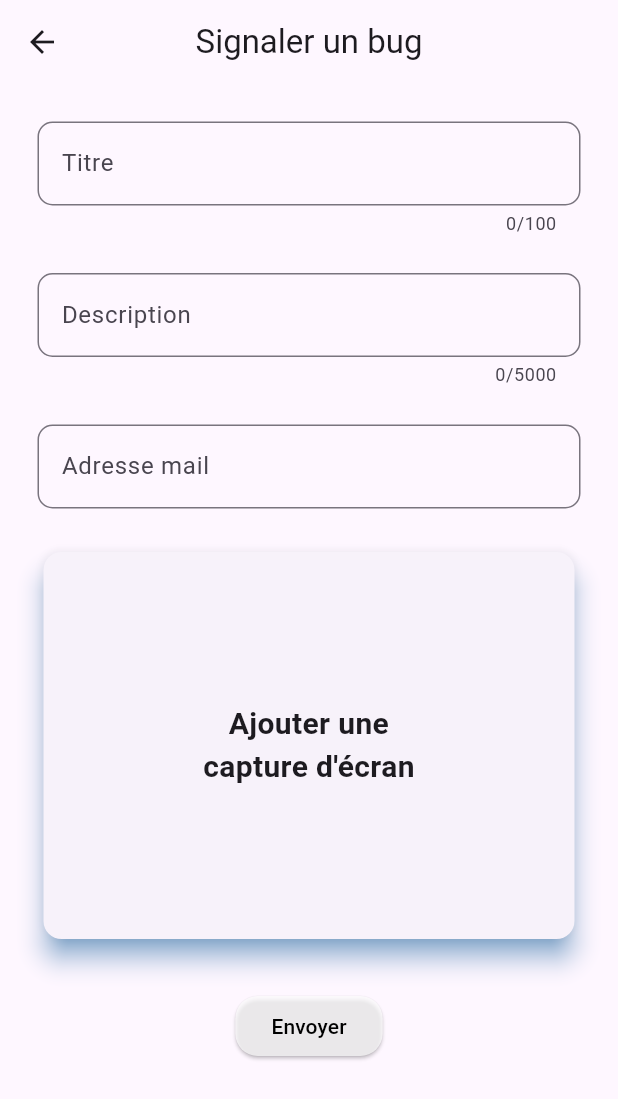
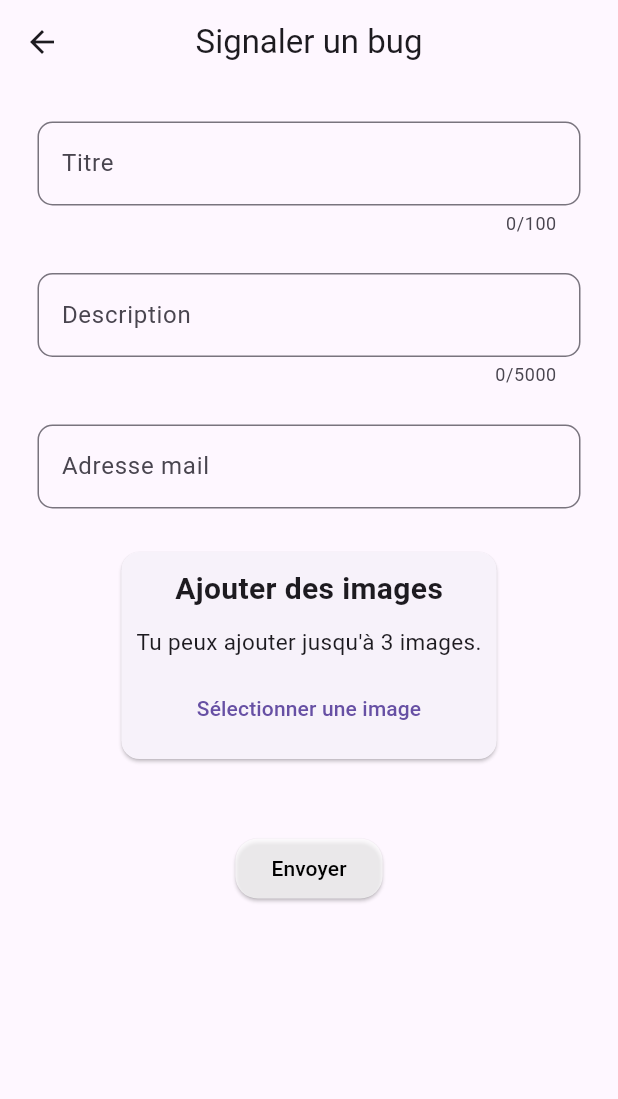
Before and after one commit to el2zay/anonity_ui, a Flutter app: the ReportPage screen opened directly, on a phone screen of 412 x 824 dp. Shown: the top 1099 px of the screen. Run offline on Flutter 3.47's test engine with Material 3 defaults, Android fonts, the light colour scheme and no system bars; our stand-ins replace expandable_text, flutter_dotenv, image_picker, lucide_icons, qr_flutter, shared_preferences; missing offline and left inert: qr_code_scanner; accounts and stored records are empty.

Commit message:
Envoyer des screenshots en reportant les bugs

```diff
--- a/lib/pages/report.dart
+++ b/lib/pages/report.dart
@@ -1,3 +1,4 @@
+import 'package:denonceur/src/widgets/image_picker_widget.dart';
 import 'package:flutter/material.dart';
 
 class ReportPage extends StatefulWidget {
@@ -75,25 +76,32 @@ class _ReportPageState extends State<ReportPage> {
                 },
               ),
               const SizedBox(height: 25),
-              // TODO: Pouvoir inclure des captures
               Card(
-                elevation: 7,
-                shadowColor: Colors.blue,
                 child: Container(
-                  margin: const EdgeInsets.all(100),
+                  padding: const EdgeInsets.all(10),
                   child: const Column(
                     children: [
-                      Text("Ajouter une capture d'écran",
-                          style: TextStyle(
-                            fontSize: 20,
-                            fontWeight: FontWeight.bold,
-                          ),
-                          textAlign: TextAlign.center),
+                      Text(
+                        'Ajouter des images',
+                        style: TextStyle(
+                          fontSize: 20,
+                          fontWeight: FontWeight.bold,
+                        ),
+                      ),
+                      SizedBox(height: 10),
+                      Text(
+                        "Tu peux ajouter jusqu'à 3 images.",
+                        style: TextStyle(
+                          fontSize: 15,
+                        ),
+                      ),
+                      SizedBox(height: 10),
+                      ImagePickerWidget(),
                     ],
                   ),
                 ),
               ),
-              const SizedBox(height: 30),
+              const SizedBox(height: 45),
               ElevatedButton(
                 onPressed: () {
                   if (_formKey.currentState!.validate()) {
--- /dev/null
+++ b/lib/src/widgets/image_picker_widget.dart
@@ -0,0 +1,105 @@
+// ignore_for_file: use_build_context_synchronously
+
+import 'dart:io';
+
+import 'package:flutter/material.dart';
+import 'package:image_picker/image_picker.dart';
+
+class ImagePickerWidget extends StatefulWidget {
+  const ImagePickerWidget({super.key});
+
+  @override
+  State<ImagePickerWidget> createState() => _ImagePickerWidgetState();
+}
+
+class _ImagePickerWidgetState extends State<ImagePickerWidget> {
+  final List<File> _images = [];
+
+  Future getImageFromGallery(BuildContext context) async {
+    final pickedFile =
+        await ImagePicker().pickImage(source: ImageSource.gallery);
+    if (pickedFile != null) {
+      File image = File(pickedFile.path);
+      int maxSize = 10 * 1024 * 1024; // 10MB en octets
+      if (image.lengthSync() <= maxSize) {
+        setState(() {
+          if (_images.length < 3) {
+            _images.add(image);
+          } else {
+            ScaffoldMessenger.of(context).showSnackBar(
+              const SnackBar(
+                content: Text("Tu ne peux pas ajouter plus de 3 images."),
+              ),
+            );
+          }
+        });
+      } else {
+        ScaffoldMessenger.of(context).showSnackBar(
+          const SnackBar(
+            content: Text("L'image est trop volumineuse."),
+          ),
+        );
+      }
+    }
+  }
+
+  void removeImage(int index) {
+    setState(() {
+      _images.removeAt(index);
+    });
+  }
+
+  @override
+  Widget build(BuildContext context) {
+    List<Widget> imageWidgets = _images.map((image) {
+      return Stack(
+        children: [
+          Padding(
+            padding: const EdgeInsets.all(8),
+            child: Image.file(
+              image,
+              width: 0.3 * MediaQuery.of(context).size.width,
+            ),
+          ),
+          Positioned(
+            top: 8,
+            right: 8,
+            child: GestureDetector(
+              onTap: () => removeImage(_images.indexOf(image)),
+              child: Container(
+                decoration: const BoxDecoration(
+                  shape: BoxShape.circle,
+                  color: Colors.white,
+                ),
+                padding: const EdgeInsets.all(4),
+                child: const Icon(
+                  Icons.close,
+                  color: Colors.red,
+                  size: 20,
+                ),
+              ),
+            ),
+          ),
+        ],
+      );
+    }).toList();
+
+    return Column(
+      children: [
+        TextButton(
+            onPressed: () => getImageFromGallery(context),
+            child: const Text('Sélectionner une image')),
+        _images.isEmpty
+            ? const SizedBox()
+            : // Row scrollable droite à gauche
+            SingleChildScrollView(
+                scrollDirection: Axis.horizontal,
+                child: Row(
+                  mainAxisAlignment: MainAxisAlignment.spaceEvenly,
+                  children: imageWidgets,
+                ),
+              ),
+      ],
+    );
+  }
+}
--- a/pubspec.yaml
+++ b/pubspec.yaml
@@ -20,6 +20,7 @@ dependencies:
   shared_preferences: ^2.2.2
   flutter_dotenv: ^5.1.0
   shake: ^2.2.0
+  image_picker: ^1.0.5
 
 dev_dependencies:
   flutter_test:
```
Also changed, not shown: pubspec.lock, 3 other files.
